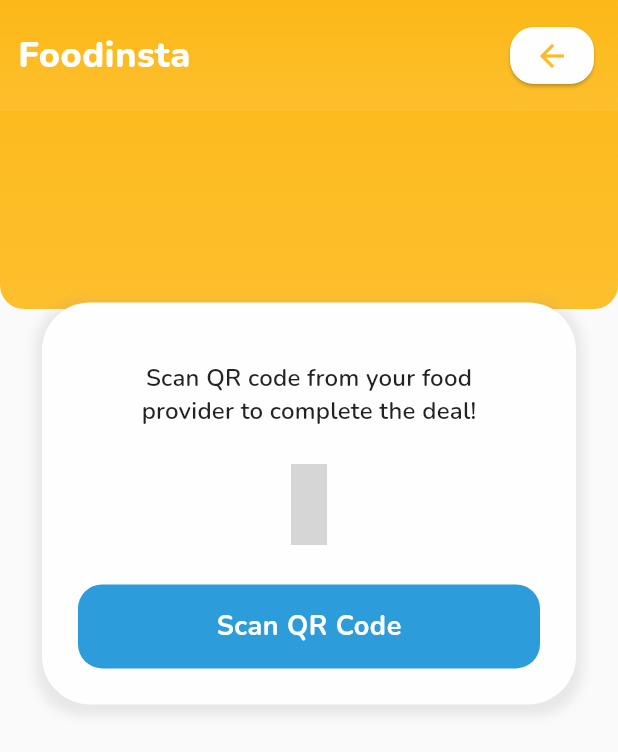
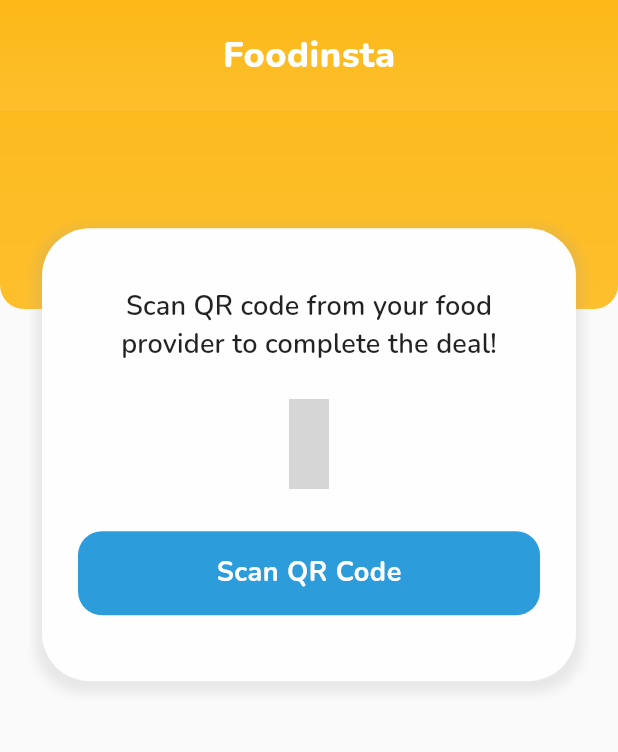
Before and after one commit to amaan-zafar/Foodinsta, a Flutter app: the ScanQR screen opened directly, on a phone screen of 412 x 824 dp. Shown: the top 752 px of the screen. Run offline on Flutter 3.47's test engine with Material 2 defaults, Android fonts, the phone set to English and light mode, and no system bars; our stand-ins replace camera, csc_picker, firebase_auth, firebase_core, flutter_rating_bar, flutter_secure_storage and 10 more; missing offline and left inert: country_calling_code_picker, geocoder, qrscan; accounts and stored records are empty; grey boxes are pictures that could not be loaded.

Commit message:
updated scan qr code page

```diff
--- a/lib/screens/root_app/qr_code/scan_qr.dart
+++ b/lib/screens/root_app/qr_code/scan_qr.dart
@@ -1,5 +1,6 @@
 import 'package:flutter/material.dart';
 import 'package:flutter/services.dart';
+import 'package:food_insta/components/custom_app_bar.dart';
 import 'package:food_insta/components/custom_background.dart';
 import 'package:food_insta/components/custom_card.dart';
 import 'package:food_insta/components/custom_icon_button.dart';
@@ -31,40 +32,13 @@ class _ScanQRState extends State<ScanQR> {
               child: Column(
             children: [
               // AppBar
-              SizedBox(
-                height: 74,
-                child: Padding(
-                  padding: EdgeInsets.symmetric(horizontal: 12.0),
-                  child: Row(
-                    children: [
-                      Text(
-                        Constants.APP_LABEL,
-                        style: Theme.of(context)
-                            .textTheme
-                            .headline1
-                            .copyWith(color: Colors.white),
-                      ),
-                      Spacer(),
-                      SizedBox(width: 10),
-                      CustomIconButton(
-                        onPressed: () {
-                          setState(() {
-                            pageIndex = 0;
-                          });
-                        },
-                        icon: Icon(
-                          Icons.arrow_back,
-                          color: Styles.iconColor,
-                        ),
-                      )
-                    ],
-                  ),
-                ),
+              CustomAppBar(
+                centerTitle: true,
               ),
 
               // Body
               Padding(
-                padding: EdgeInsets.fromLTRB(24, height * 0.15, 24, 8),
+                padding: EdgeInsets.fromLTRB(24, height * 0.09, 24, 8),
                 child: CustomAppCard(
                   width: double.infinity,
                   children: [
@@ -74,18 +48,16 @@ class _ScanQRState extends State<ScanQR> {
                       child: Text(
                         'Scan QR code from your food provider to complete the deal!',
                         textAlign: TextAlign.center,
+                        style: TextStyle(fontSize: 18),
                       ),
                     ),
                     Icon(
                       MdiIcons.qrcode,
                       color: Styles.iconColor,
-                      size: 54,
+                      size: 60,
                     ),
-                    SizedBox(
-                      height: 18,
-                    ),
-                    Center(
-                        child: CustomTextButton(
+                    SizedBox(height: 20),
+                    CustomTextButton(
                       textOnButton: 'Scan QR Code',
                       color: Styles.buttonColor2,
                       onPressed: () async {
@@ -100,7 +72,8 @@ class _ScanQRState extends State<ScanQR> {
                                 });
                         });
                       },
-                    ))
+                    ),
+                    SizedBox(height: 20),
                   ],
                 ),
               )
```
